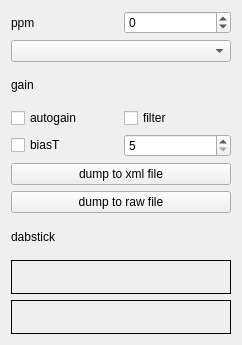
Old version of the form src/devices/rtlsdr-handler-win/rtlsdr-widget.ui in the repository tomneda/DABstar.
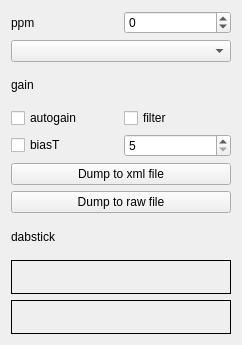
New version of the form.

Commit message:
Update button labels and file dialog preferences in rtl-sdr module
Enhanced user interface by modifying text in button labels for improved coherence. Also, implemented the use of the non-native file dialog for a consistent user experience across different platforms. Changes were applied to both Linux and Windows versions of the rtl-sdr handling module.

The edit to the form file:
```diff
--- a/src/devices/rtlsdr-handler-win/rtlsdr-widget.ui
+++ b/src/devices/rtlsdr-handler-win/rtlsdr-widget.ui
@@ -110,14 +110,14 @@
       <string>&lt;html&gt;&lt;head/&gt;&lt;body&gt;&lt;p&gt;Dumps the raw input from the rtlsdr dongle into a self describing file (with header in xml format containing recorded time, container format, frequency, device name, Qt-DAB version)&lt;/p&gt;&lt;p&gt;&lt;br/&gt;&lt;/p&gt;&lt;p&gt;Opens a 'Save as ...' dialog. Press again to stop recording.&lt;/p&gt;&lt;p&gt;&lt;br/&gt;&lt;/p&gt;&lt;p&gt;Very experimental! The resulting file can be read-in by using the xml file handler (if configured)&lt;/p&gt;&lt;p&gt;&lt;br/&gt;&lt;/p&gt;&lt;p&gt;Warning: Produces large files!&lt;/p&gt;&lt;/body&gt;&lt;/html&gt;</string>
      </property>
      <property name="text">
-      <string>dump to xml file</string>
+      <string>Dump to xml file</string>
      </property>
     </widget>
    </item>
    <item>
     <widget class="QPushButton" name="iq_dumpButton">
      <property name="text">
-      <string>dump to raw file</string>
+      <string>Dump to raw file</string>
      </property>
     </widget>
    </item>
```
The commit also changes 2 other files.
